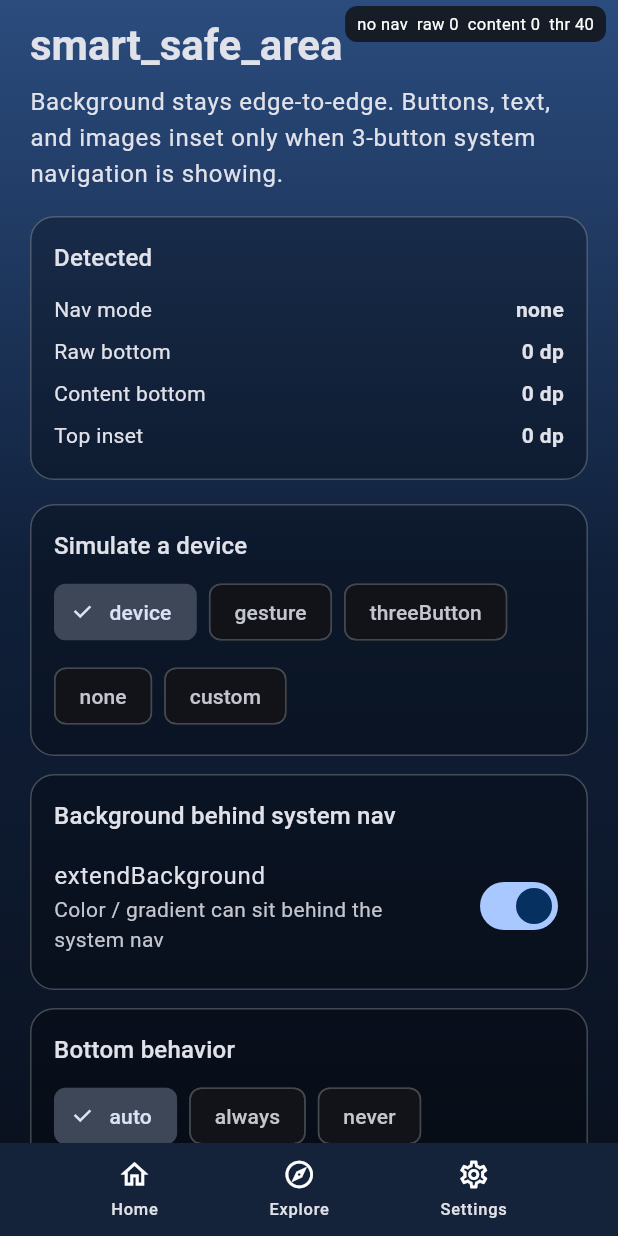
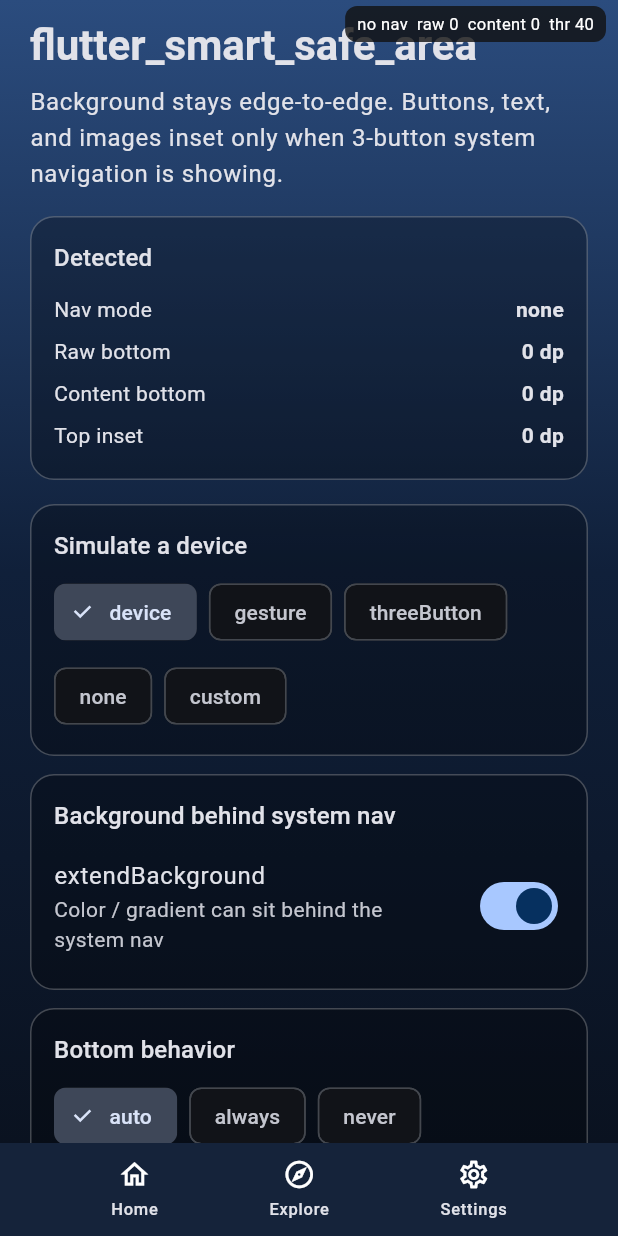
Before and after one commit to TalhaRiazH/flutter_smart_safe_area, a Flutter app: the screen it shows after launch, on a phone screen of 412 x 824 dp. Run offline on Flutter 3.47's test engine with Material 3 defaults, Android fonts, the phone set to English and light mode, and no system bars.

Commit message:
Rename package to flutter_smart_safe_area and point metadata at the GitHub repo.
Co-authored-by: Cursor <cursoragent@cursor.com>

```diff
--- a/example/lib/main.dart
+++ b/example/lib/main.dart
@@ -1,5 +1,5 @@
 import 'package:flutter/material.dart';
-import 'package:smart_safe_area/smart_safe_area.dart';
+import 'package:flutter_smart_safe_area/flutter_smart_safe_area.dart';
 
 Future<void> main() async {
   WidgetsFlutterBinding.ensureInitialized();
@@ -100,7 +100,7 @@ class _HomeScreen extends StatelessWidget {
         padding: const EdgeInsets.symmetric(horizontal: 20, vertical: 12),
         children: [
           Text(
-            'smart_safe_area',
+            'flutter_smart_safe_area',
             style: Theme.of(context).textTheme.headlineMedium?.copyWith(
                   fontWeight: FontWeight.w700,
                 ),
--- a/example/pubspec.yaml
+++ b/example/pubspec.yaml
@@ -1,5 +1,5 @@
 name: smart_safe_area_example
-description: Example app for the smart_safe_area package.
+description: Example app for the flutter_smart_safe_area package.
 publish_to: "none"
 version: 1.0.0+1
 
@@ -9,7 +9,7 @@ environment:
 dependencies:
   flutter:
     sdk: flutter
-  smart_safe_area:
+  flutter_smart_safe_area:
     path: ../
 
 dev_dependencies:
```
Also changed, not shown: pubspec.yaml (+4 -4 lines), example/pubspec.lock, lib/flutter_smart_safe_area.dart (renamed from lib/smart_safe_area.dart), 7 other files.
